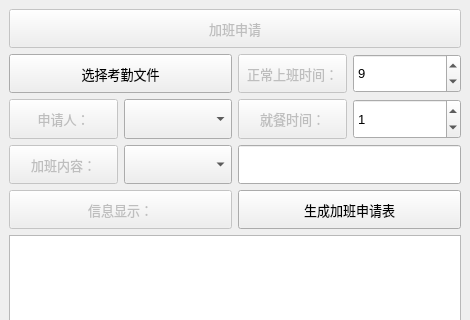
The window that pyqt5_test/OT_UI.ui (chen-huai/work) describes before a commit, drawn with Qt 5; both pictures show x 0 to 470 and y 0 to 320 of the 470 by 458 pixel window.
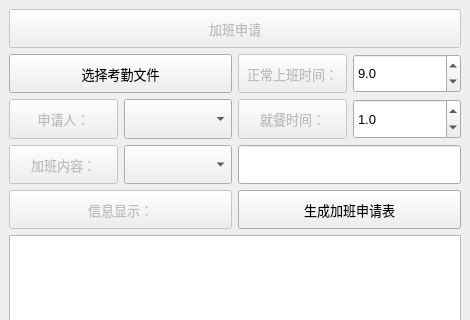
The same window after the commit. Icons and pictures are not drawn.

Commit message: 加班申请功能微调

Patch:
```diff
--- a/pyqt5_test/OT_UI.ui
+++ b/pyqt5_test/OT_UI.ui
@@ -43,30 +43,6 @@
       </property>
      </widget>
     </item>
-    <item row="1" column="3">
-     <widget class="QSpinBox" name="spinBox">
-      <property name="sizePolicy">
-       <sizepolicy hsizetype="Expanding" vsizetype="Expanding">
-        <horstretch>0</horstretch>
-        <verstretch>0</verstretch>
-       </sizepolicy>
-      </property>
-      <property name="font">
-       <font>
-        <pointsize>10</pointsize>
-       </font>
-      </property>
-      <property name="statusTip">
-       <string>减去正常上班时间为加班时间，每个人有所不同(对于工作日加班)</string>
-      </property>
-      <property name="maximum">
-       <number>24</number>
-      </property>
-      <property name="value">
-       <number>9</number>
-      </property>
-     </widget>
-    </item>
     <item row="2" column="0">
      <widget class="QPushButton" name="pushButton_5">
       <property name="enabled">
@@ -127,30 +103,6 @@
       </property>
      </widget>
     </item>
-    <item row="2" column="3">
-     <widget class="QSpinBox" name="spinBox_2">
-      <property name="sizePolicy">
-       <sizepolicy hsizetype="Expanding" vsizetype="Expanding">
-        <horstretch>0</horstretch>
-        <verstretch>0</verstretch>
-       </sizepolicy>
-      </property>
-      <property name="font">
-       <font>
-        <pointsize>10</pointsize>
-       </font>
-      </property>
-      <property name="statusTip">
-       <string>就餐时间</string>
-      </property>
-      <property name="maximum">
-       <number>24</number>
-      </property>
-      <property name="value">
-       <number>1</number>
-      </property>
-     </widget>
-    </item>
     <item row="3" column="0">
      <widget class="QPushButton" name="pushButton_6">
       <property name="enabled">
@@ -349,6 +301,78 @@
       </property>
      </widget>
     </item>
+    <item row="1" column="3">
+     <widget class="QDoubleSpinBox" name="doubleSpinBox">
+      <property name="sizePolicy">
+       <sizepolicy hsizetype="Minimum" vsizetype="Expanding">
+        <horstretch>0</horstretch>
+        <verstretch>0</verstretch>
+       </sizepolicy>
+      </property>
+      <property name="font">
+       <font>
+        <pointsize>10</pointsize>
+       </font>
+      </property>
+      <property name="toolTipDuration">
+       <number>-1</number>
+      </property>
+      <property name="statusTip">
+       <string>正常上班时间(每个人考勤数据不一样)</string>
+      </property>
+      <property name="decimals">
+       <number>1</number>
+      </property>
+      <property name="minimum">
+       <double>0.000000000000000</double>
+      </property>
+      <property name="maximum">
+       <double>24.000000000000000</double>
+      </property>
+      <property name="singleStep">
+       <double>0.500000000000000</double>
+      </property>
+      <property name="value">
+       <double>9.000000000000000</double>
+      </property>
+     </widget>
+    </item>
+    <item row="2" column="3">
+     <widget class="QDoubleSpinBox" name="doubleSpinBox_2">
+      <property name="sizePolicy">
+       <sizepolicy hsizetype="Expanding" vsizetype="Expanding">
+        <horstretch>0</horstretch>
+        <verstretch>0</verstretch>
+       </sizepolicy>
+      </property>
+      <property name="font">
+       <font>
+        <pointsize>10</pointsize>
+       </font>
+      </property>
+      <property name="toolTipDuration">
+       <number>-1</number>
+      </property>
+      <property name="statusTip">
+       <string>就餐时间(主要是周末加班)</string>
+      </property>
+      <property name="decimals">
+       <number>1</number>
+      </property>
+      <property name="minimum">
+       <double>0.000000000000000</double>
+      </property>
+      <property name="maximum">
+       <double>24.000000000000000</double>
+      </property>
+      <property name="singleStep">
+       <double>0.500000000000000</double>
+      </property>
+      <property name="value">
+       <double>1.000000000000000</double>
+      </property>
+     </widget>
+    </item>
    </layout>
   </widget>
   <widget class="QMenuBar" name="menubar">
```
Left out of the diff: 14 changed lines with no effect on the pictures. The commit also changes 2 other files.
